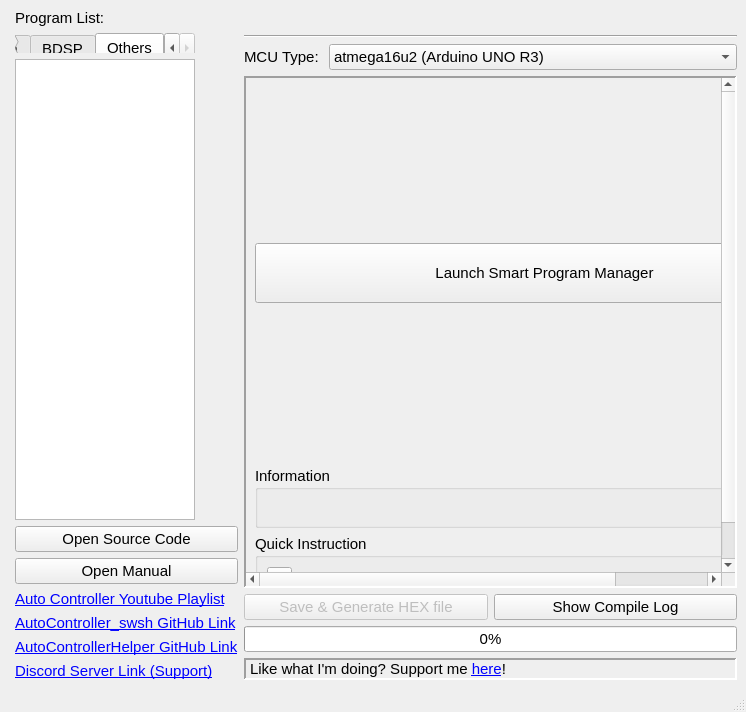
First picture: the form in autocontrollerwindow.ui, repository brianuuu/AutoControllerHelper, before the edit.
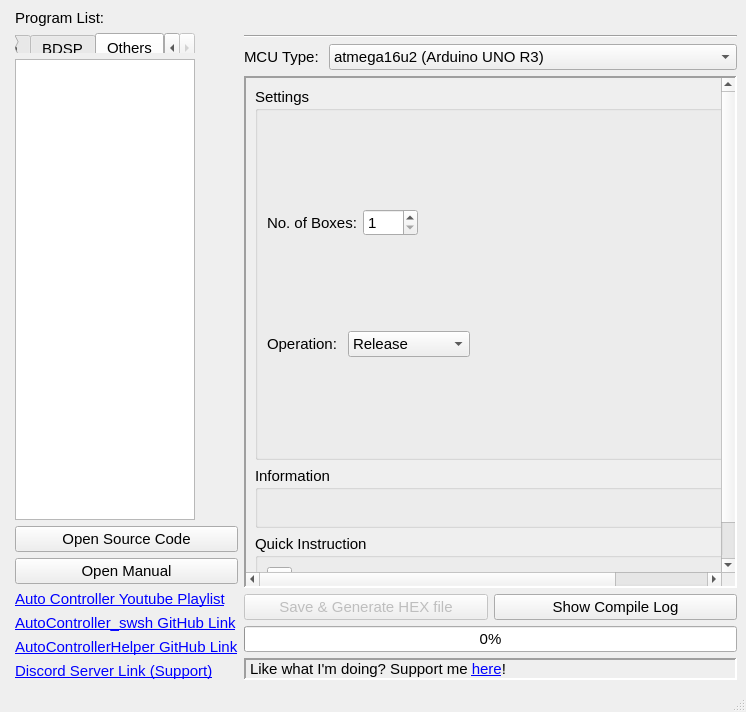
Second picture: the form after the edit.

Commit message: Added Native version for BDSP Menu Glitch, Box Dup and Box Operation

Diff of the .ui file:
```diff
--- a/autocontrollerwindow.ui
+++ b/autocontrollerwindow.ui
@@ -318,7 +318,7 @@
           <item>
            <widget class="QStackedWidget" name="SW_Settings">
             <property name="currentIndex">
-             <number>19</number>
+             <number>22</number>
             </property>
             <widget class="QWidget" name="page">
              <layout class="QHBoxLayout" name="horizontalLayout_10">
@@ -2933,6 +2933,194 @@
               </item>
              </layout>
             </widget>
+            <widget class="QWidget" name="page_21">
+             <layout class="QVBoxLayout" name="verticalLayout_43">
+              <property name="leftMargin">
+               <number>0</number>
+              </property>
+              <property name="topMargin">
+               <number>0</number>
+              </property>
+              <property name="rightMargin">
+               <number>0</number>
+              </property>
+              <property name="bottomMargin">
+               <number>0</number>
+              </property>
+              <item>
+               <widget class="QGroupBox" name="GB_BDSPBoxDuplication">
+                <property name="title">
+                 <string>Settings</string>
+                </property>
+                <layout class="QVBoxLayout" name="verticalLayout_44">
+                 <item>
+                  <layout class="QHBoxLayout" name="horizontalLayout_50">
+                   <item>
+                    <widget class="QLabel" name="label_40">
+                     <property name="minimumSize">
+                      <size>
+                       <width>0</width>
+                       <height>0</height>
+                      </size>
+                     </property>
+                     <property name="text">
+                      <string>Boxes to Duplicate:</string>
+                     </property>
+                    </widget>
+                   </item>
+                   <item>
+                    <widget class="QSpinBox" name="BDSPBoxDuplication_Count">
+                     <property name="minimumSize">
+                      <size>
+                       <width>50</width>
+                       <height>0</height>
+                      </size>
+                     </property>
+                     <property name="minimum">
+                      <number>1</number>
+                     </property>
+                     <property name="maximum">
+                      <number>39</number>
+                     </property>
+                     <property name="value">
+                      <number>1</number>
+                     </property>
+                    </widget>
+                   </item>
+                   <item>
+                    <spacer name="horizontalSpacer_32">
+                     <property name="orientation">
+                      <enum>Qt::Horizontal</enum>
+                     </property>
+                     <property name="sizeHint" stdset="0">
+                      <size>
+                       <width>40</width>
+                       <height>20</height>
+                      </size>
+                     </property>
+                    </spacer>
+                   </item>
+                  </layout>
+                 </item>
+                </layout>
+               </widget>
+              </item>
+             </layout>
+            </widget>
+            <widget class="QWidget" name="page_22">
+             <layout class="QVBoxLayout" name="verticalLayout_45">
+              <property name="leftMargin">
+               <number>0</number>
+              </property>
+              <property name="topMargin">
+               <number>0</number>
+              </property>
+              <property name="rightMargin">
+               <number>0</number>
+              </property>
+              <property name="bottomMargin">
+               <number>0</number>
+              </property>
+              <item>
+               <widget class="QGroupBox" name="GB_BDSPBoxOperation">
+                <property name="title">
+                 <string>Settings</string>
+                </property>
+                <layout class="QVBoxLayout" name="verticalLayout_46">
+                 <item>
+                  <layout class="QHBoxLayout" name="horizontalLayout_52">
+                   <item>
+                    <widget class="QLabel" name="label_53">
+                     <property name="text">
+                      <string>No. of Boxes:</string>
+                     </property>
+                    </widget>
+                   </item>
+                   <item>
+                    <widget class="QSpinBox" name="BDSPBoxOperation_Count">
+                     <property name="minimumSize">
+                      <size>
+                       <width>55</width>
+                       <height>0</height>
+                      </size>
+                     </property>
+                     <property name="minimum">
+                      <number>1</number>
+                     </property>
+                     <property name="maximum">
+                      <number>40</number>
+                     </property>
+                    </widget>
+                   </item>
+                   <item>
+                    <spacer name="horizontalSpacer_12">
+                     <property name="orientation">
+                      <enum>Qt::Horizontal</enum>
+                     </property>
+                     <property name="sizeHint" stdset="0">
+                      <size>
+                       <width>40</width>
+                       <height>20</height>
+                      </size>
+                     </property>
+                    </spacer>
+                   </item>
+                  </layout>
+                 </item>
+                 <item>
+                  <layout class="QHBoxLayout" name="horizontalLayout_51">
+                   <item>
+                    <widget class="QLabel" name="label_55">
+                     <property name="text">
+                      <string>Operation: </string>
+                     </property>
+                    </widget>
+                   </item>
+                   <item>
+                    <widget class="QComboBox" name="BDSPBoxOperation_Type">
+                     <property name="minimumSize">
+                      <size>
+                       <width>90</width>
+                       <height>0</height>
+                      </size>
+                     </property>
+                     <item>
+                      <property name="text">
+                       <string>Release</string>
+                      </property>
+                     </item>
+                     <item>
+                      <property name="text">
+                       <string>Bag Item</string>
+                      </property>
+                     </item>
+                     <item>
+                      <property name="text">
+                       <string>Duplicate Item</string>
+                      </property>
+                     </item>
+                    </widget>
+                   </item>
+                   <item>
+                    <spacer name="horizontalSpacer_11">
+                     <property name="orientation">
+                      <enum>Qt::Horizontal</enum>
+                     </property>
+                     <property name="sizeHint" stdset="0">
+                      <size>
+                       <width>40</width>
+                       <height>20</height>
+                      </size>
+                     </property>
+                    </spacer>
+                   </item>
+                  </layout>
+                 </item>
+                </layout>
+               </widget>
+              </item>
+             </layout>
+            </widget>
            </widget>
           </item>
           <item>
```
Left out of the diff: 2 changed lines with no effect on the pictures. The commit also changes 3 other files.
